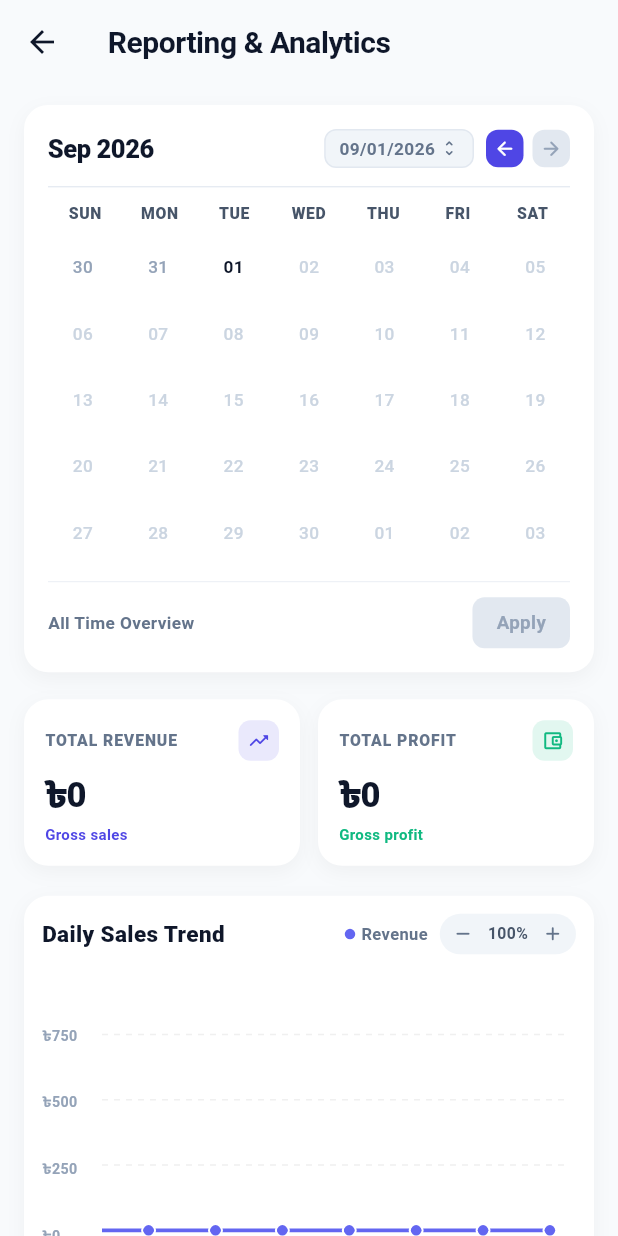
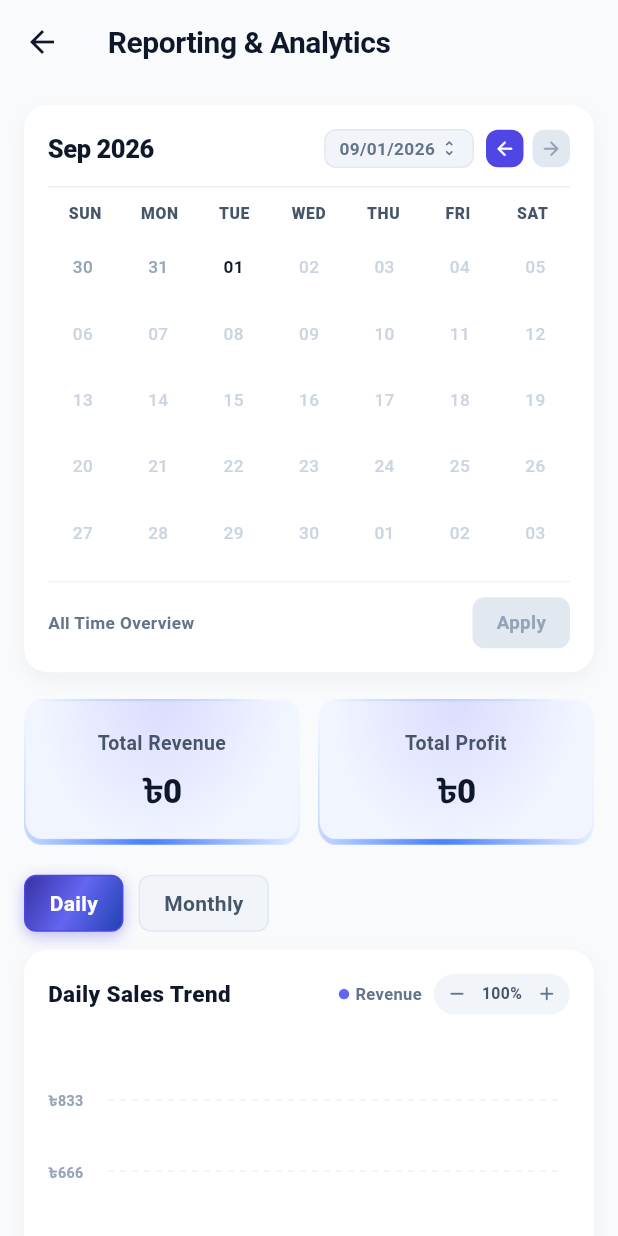
Before and after one commit to MaxJakaria/gear_track, a Flutter app: the ReportsPage screen opened directly, on a phone screen of 412 x 824 dp. Run offline on Flutter 3.47's test engine with Material 3 defaults, Android fonts, the light colour scheme and no system bars; drawn by our look-alikes of fl_chart; our stand-ins replace cloud_firestore, equatable, firebase_core, flutter_bloc, fpdart, get_it and 2 more; missing offline and left inert: mobile_scanner; accounts and stored records are empty.

Commit message:
feat(reports): enhance report analytics UI, KPI cards, charts, and error handling

```diff
--- a/lib/feature/reports/presentation/pages/reports_page.dart
+++ b/lib/feature/reports/presentation/pages/reports_page.dart
@@ -1,10 +1,10 @@
 import 'package:flutter/material.dart';
 import 'package:flutter_bloc/flutter_bloc.dart';
 import '../bloc/reports_bloc.dart';
-import '../widgets/daily_sales_trend_card.dart';
 import '../widgets/embedded_calendar_card.dart';
 import '../widgets/kpi_summary_grid.dart';
-import '../widgets/monthly_profit_chart_card.dart';
+import '../widgets/performance_trends_section.dart';
+import '../widgets/reports_error_view.dart';
 import '../widgets/sales_table_card.dart';
 
 class ReportsPage extends StatefulWidget {
@@ -33,8 +33,6 @@ class _ReportsPageState extends State<ReportsPage> {
 
   @override
   Widget build(BuildContext context) {
-    final theme = Theme.of(context);
-
     return Scaffold(
       appBar: AppBar(
         title: const Text(
@@ -49,53 +47,16 @@ class _ReportsPageState extends State<ReportsPage> {
           }
 
           if (state is ReportsError) {
-            return Center(
-              child: Padding(
-                padding: const EdgeInsets.all(24.0),
-                child: Column(
-                  mainAxisAlignment: MainAxisAlignment.center,
-                  children: [
-                    const Icon(
-                      Icons.error_outline_rounded,
-                      size: 48,
-                      color: Color(0xFFDC2626),
-                    ),
-                    const SizedBox(height: 16),
-                    Text(
-                      'Failed to load analytics',
-                      style: theme.textTheme.titleMedium?.copyWith(
-                        fontWeight: FontWeight.bold,
-                      ),
-                    ),
-                    const SizedBox(height: 8),
-                    Text(
-                      state.message,
-                      textAlign: TextAlign.center,
-                      style: theme.textTheme.bodyMedium?.copyWith(
-                        color: theme.colorScheme.onSurfaceVariant,
-                      ),
-                    ),
-                    const SizedBox(height: 16),
-                    FilledButton.icon(
-                      onPressed: () {
-                        context.read<ReportsBloc>().add(
-                          const FetchReportsEvent(),
-                        );
-                      },
-                      icon: const Icon(Icons.refresh_rounded, size: 18),
-                      label: const Text('Try Again'),
-                    ),
-                  ],
-                ),
-              ),
+            return ReportsErrorView(
+              message: state.message,
+              onRetry: () {
+                context.read<ReportsBloc>().add(const FetchReportsEvent());
+              },
             );
           }
 
           if (state is ReportsLoaded) {
-            final activePeriod = state.activePeriod;
             final report = state.report;
-            final customStart = state.customStartDate;
-            final customEnd = state.customEndDate;
 
             return RefreshIndicator(
               onRefresh: () async {
@@ -110,10 +71,10 @@ class _ReportsPageState extends State<ReportsPage> {
                 child: Column(
                   crossAxisAlignment: CrossAxisAlignment.start,
                   children: [
-                    // Section 1: Embedded Interactive Calendar (Fixed in UI)
+                    // Section 1: Embedded Interactive Calendar
                     EmbeddedCalendarCard(
-                      selectedStartDate: customStart,
-                      selectedEndDate: customEnd,
+                      selectedStartDate: state.customStartDate,
+                      selectedEndDate: state.customEndDate,
                       onDateRangeChanged: _handleDateRangeChanged,
                       isLoading: state.isUpdating,
                     ),
@@ -125,17 +86,10 @@ class _ReportsPageState extends State<ReportsPage> {
 
                     const SizedBox(height: 20),
 
-                    // Section 3: Visual Performance Trends (Horizontally Scrollable Charts)
-                    // Chart 1: Daily Revenue Trend (Full Month / Scrollable)
-                    DailySalesTrendCard(
-                      trendPoints: report.dailySalesTrend,
-                    ),
-
-                    const SizedBox(height: 14),
-
-                    // Chart 2: Monthly Sales vs Profit Comparison (12-Month / Scrollable)
-                    MonthlyProfitChartCard(
-                      monthlyData: report.monthlyProfitTrend,
+                    // Section 3: Visual Performance Trends (Daily & Monthly Chart Switcher)
+                    PerformanceTrendsSection(
+                      dailySalesTrend: report.dailySalesTrend,
+                      monthlyProfitTrend: report.monthlyProfitTrend,
                     ),
 
                     const SizedBox(height: 20),
@@ -143,9 +97,9 @@ class _ReportsPageState extends State<ReportsPage> {
                     // Section 4: Transactions Breakdown (Sales Table)
                     SalesTableCard(
                       salesRecords: report.salesRecords,
-                      period: activePeriod,
-                      startDate: customStart,
-                      endDate: customEnd,
+                      period: state.activePeriod,
+                      startDate: state.customStartDate,
+                      endDate: state.customEndDate,
                     ),
 
                     const SizedBox(height: 36),
--- a/lib/feature/reports/presentation/widgets/daily_sales_trend_card.dart
+++ b/lib/feature/reports/presentation/widgets/daily_sales_trend_card.dart
@@ -72,15 +72,15 @@ class _DailySalesTrendCardState extends State<DailySalesTrendCard> {
       spots.add(FlSpot(i.toDouble(), widget.trendPoints[i].revenue));
     }
 
-    // 2D Dimensions inside fixed 200px viewport
-    final double pointSpacing = 44.0 * _zoomScale;
+    // 2D Dimensions inside fixed 310px viewport (Reduced row gap for more visible rows & denser grid)
+    final double pointSpacing = 32.0 * _zoomScale;
     final double chartContentWidth = math.max(320.0, count * pointSpacing);
-    final double innerChartHeight = 200.0 * _zoomScale;
-    final double yInterval = (maxY / 4).clamp(1.0, double.infinity);
+    final double innerChartHeight = 310.0 * _zoomScale;
+    final double yInterval = (maxY / 6).clamp(1.0, double.infinity);
     final int zoomPercent = (_zoomScale * 100).toInt();
 
     return Container(
-      padding: const EdgeInsets.all(12.0),
+      padding: const EdgeInsets.all(16.0),
       decoration: BoxDecoration(
         color: cardBg,
         borderRadius: BorderRadius.circular(16),
@@ -211,9 +211,9 @@ class _DailySalesTrendCardState extends State<DailySalesTrendCard> {
 
           const SizedBox(height: 10),
 
-          // STRICTLY FIXED HEIGHT (200px) Card with 2D Scrollable Viewport
+          // STRICTLY FIXED HEIGHT (310px) Card with 2D Scrollable Viewport
           SizedBox(
-            height: 200,
+            height: 310,
             child: widget.trendPoints.isEmpty
                 ? const Center(child: Text('No trend data available'))
                 : SingleChildScrollView(
--- a/lib/feature/reports/presentation/widgets/kpi_metric_card.dart
+++ b/lib/feature/reports/presentation/widgets/kpi_metric_card.dart
@@ -1,95 +1,53 @@
 import 'package:flutter/material.dart';
-import 'package:gear_track/core/theme/app_colors.dart';
 
+/// Minimalist KPI Metric Card using the custom background image
 class KpiMetricCard extends StatelessWidget {
   final String label;
   final String value;
-  final Color accentColor;
-  final IconData icon;
-  final String? subtitle;
 
-  const KpiMetricCard({
-    super.key,
-    required this.label,
-    required this.value,
-    required this.accentColor,
-    required this.icon,
-    this.subtitle,
-  });
+  const KpiMetricCard({super.key, required this.label, required this.value});
 
   @override
   Widget build(BuildContext context) {
-    final isDark = Theme.of(context).brightness == Brightness.dark;
-    final cardBg = isDark ? AppColors.surfaceDark : AppColors.surfaceLight;
-
     return Container(
-      padding: const EdgeInsets.all(14),
-      decoration: BoxDecoration(
-        color: cardBg,
-        borderRadius: BorderRadius.circular(16),
-        boxShadow: [
-          BoxShadow(
-            color: Colors.black.withValues(alpha: isDark ? 0.2 : 0.04),
-            blurRadius: 10,
-            offset: const Offset(0, 4),
-          ),
-        ],
+      padding: const EdgeInsets.symmetric(vertical: 20, horizontal: 16),
+      decoration: const BoxDecoration(
+        image: DecorationImage(
+          image: AssetImage('assets/images/report_card_bg.png'),
+          fit: BoxFit.fill,
+        ),
       ),
       child: Column(
-        crossAxisAlignment: CrossAxisAlignment.start,
-        mainAxisAlignment: MainAxisAlignment.spaceBetween,
+        mainAxisSize: MainAxisSize.min,
+        crossAxisAlignment: CrossAxisAlignment.center,
         children: [
-          // Top Row: Label & Soft Icon Badge
-          Row(
-            mainAxisAlignment: MainAxisAlignment.spaceBetween,
-            children: [
-              Text(
-                label.toUpperCase(),
-                style: TextStyle(
-                  fontSize: 10.5,
-                  fontWeight: FontWeight.w800,
-                  letterSpacing: 0.6,
-                  color: isDark
-                      ? const Color(0xFF94A3B8)
-                      : const Color(0xFF64748B),
-                ),
-              ),
-              Container(
-                padding: const EdgeInsets.all(6),
-                decoration: BoxDecoration(
-                  color: accentColor.withValues(alpha: isDark ? 0.20 : 0.12),
-                  borderRadius: BorderRadius.circular(8),
-                ),
-                child: Icon(icon, size: 15, color: accentColor),
-              ),
-            ],
+          // Label
+          Text(
+            label,
+            style: const TextStyle(
+              fontSize: 13,
+              fontWeight: FontWeight.w600,
+              color: Color(0xFF475569),
+            ),
+            textAlign: TextAlign.center,
           ),
+
           const SizedBox(height: 6),
+
           // Value
           FittedBox(
             fit: BoxFit.scaleDown,
-            alignment: Alignment.centerLeft,
             child: Text(
               value,
-              style: TextStyle(
-                fontSize: 23,
-                fontWeight: FontWeight.w900,
-                color: isDark ? Colors.white : const Color(0xFF0F172A),
-                letterSpacing: -0.5,
+              style: const TextStyle(
+                fontSize: 22,
+                fontWeight: FontWeight.w800,
+                color: Color(0xFF0F172A),
+                letterSpacing: -0.4,
               ),
+              textAlign: TextAlign.center,
             ),
           ),
-          if (subtitle != null) ...[
-            const SizedBox(height: 2),
-            Text(
-              subtitle!,
-              style: TextStyle(
-                fontSize: 10,
-                fontWeight: FontWeight.w600,
-                color: accentColor,
-              ),
-            ),
-          ],
         ],
       ),
     );
--- a/lib/feature/reports/presentation/widgets/kpi_summary_grid.dart
+++ b/lib/feature/reports/presentation/widgets/kpi_summary_grid.dart
@@ -1,5 +1,5 @@
 import 'package:flutter/material.dart';
-import 'package:gear_track/core/theme/app_colors.dart';
+import 'package:intl/intl.dart';
 import '../../domain/entities/analytics_summary.dart';
 import 'kpi_metric_card.dart';
 
@@ -13,44 +13,34 @@ class KpiSummaryGrid extends StatelessWidget {
     this.currencySymbol = '৳',
   });
 
-  String _formatAmount(double amount) {
-    if (amount % 1 == 0) {
-      return '$currencySymbol${amount.toInt()}';
-    }
-    return '$currencySymbol${amount.toStringAsFixed(1)}';
+  String _formatCurrency(double amount) {
+    final formatter = NumberFormat.currency(
+      locale: 'en_IN',
+      symbol: currencySymbol,
+      decimalDigits: amount % 1 == 0 ? 0 : 1,
+    );
+    return formatter.format(amount);
   }
 
   @override
   Widget build(BuildContext context) {
-    final double marginPercent = summary.totalSales > 0
-        ? (summary.totalProfit / summary.totalSales) * 100
-        : 0.0;
-
-    final primaryColor = AppColors.primaryButton(context);
-
     return Row(
       children: [
-        // 1. Total Revenue
+        // 1. Total Revenue Card
         Expanded(
           child: KpiMetricCard(
             label: 'Total Revenue',
-            value: _formatAmount(summary.totalSales),
-            accentColor: primaryColor,
-            icon: Icons.trending_up_rounded,
-            subtitle: 'Gross sales',
+            value: _formatCurrency(summary.totalSales),
           ),
         ),
+
         const SizedBox(width: 12),
-        // 2. Total Profit
+
+        // 2. Total Profit Card
         Expanded(
           child: KpiMetricCard(
             label: 'Total Profit',
-            value: _formatAmount(summary.totalProfit),
-            accentColor: const Color(0xFF10B981), // Emerald
-            icon: Icons.account_balance_wallet_outlined,
-            subtitle: marginPercent > 0
-                ? '${marginPercent.toStringAsFixed(1)}% margin'
-                : 'Gross profit',
+            value: _formatCurrency(summary.totalProfit),
           ),
         ),
       ],
--- /dev/null
+++ b/lib/feature/reports/presentation/widgets/performance_trends_section.dart
@@ -0,0 +1,160 @@
+import 'package:flutter/material.dart';
+import 'package:gear_track/core/theme/app_colors.dart';
+import '../../domain/entities/daily_sales_point.dart';
+import '../../domain/entities/monthly_profit_point.dart';
+import 'daily_sales_trend_card.dart';
+import 'monthly_profit_chart_card.dart';
+
+enum ReportChartTab { daily, monthly }
+
+/// Interactive Performance Trends Section that contains Daily and Monthly toggle buttons
+/// styled consistently with the project's primary gradient and color palette,
+/// seamlessly switching between DailySalesTrendCard and MonthlyProfitChartCard.
+class PerformanceTrendsSection extends StatefulWidget {
+  final List<DailySalesPoint> dailySalesTrend;
+  final List<MonthlyProfitPoint> monthlyProfitTrend;
+  final String currencySymbol;
+
+  const PerformanceTrendsSection({
+    super.key,
+    required this.dailySalesTrend,
+    required this.monthlyProfitTrend,
+    this.currencySymbol = '৳',
+  });
+
+  @override
+  State<PerformanceTrendsSection> createState() =>
+      _PerformanceTrendsSectionState();
+}
+
+class _PerformanceTrendsSectionState extends State<PerformanceTrendsSection> {
+  ReportChartTab _selectedChartTab = ReportChartTab.daily;
+
+  Widget _buildChartTabButton({
+    required BuildContext context,
+    required String label,
+    required bool isSelected,
+    required VoidCallback onTap,
+    required bool isDark,
+  }) {
+    final gradient = AppColors.primaryGradient(context);
+    final primaryColor = AppColors.primaryButton(context);
+
+    final unselectedBg = isDark
+        ? AppColors.surfaceContainerDark
+        : AppColors.surfaceContainerLight;
+    final unselectedBorder = isDark
+        ? AppColors.borderDark
+        : AppColors.borderLight;
+    final unselectedTextColor = isDark
+        ? const Color(0xFF94A3B8)
+        : const Color(0xFF475569);
+
+    return Material(
+      color: Colors.transparent,
+      child: InkWell(
+        onTap: onTap,
+        borderRadius: BorderRadius.circular(6),
+        child: AnimatedContainer(
+          duration: const Duration(milliseconds: 200),
+          curve: Curves.easeInOut,
+          padding: const EdgeInsets.symmetric(horizontal: 16, vertical: 8),
+          decoration: BoxDecoration(
+            borderRadius: BorderRadius.circular(8),
+            gradient: isSelected ? gradient : null,
+            color: isSelected ? null : unselectedBg,
+            border: isSelected
+                ? Border.all(color: primaryColor)
+                : Border.all(color: unselectedBorder),
+            boxShadow: isSelected
+                ? [
+                    BoxShadow(
+                      color: primaryColor.withValues(alpha: 0.35),
+                      blurRadius: 8,
+                      offset: const Offset(0, 3),
+                    ),
+                  ]
+                : null,
+          ),
+          child: Center(
+            child: Text(
+              label,
+              style: TextStyle(
+                fontSize: 14,
+                fontWeight: isSelected ? FontWeight.w700 : FontWeight.w600,
+                color: isSelected
+                    ? AppColors.buttonForeground
+                    : unselectedTextColor,
+              ),
+            ),
+          ),
+        ),
+      ),
+    );
+  }
+
+  Widget _buildChartTypeSelector(BuildContext context, bool isDark) {
+    return Row(
+      mainAxisSize: MainAxisSize.min,
+      children: [
+        _buildChartTabButton(
+          context: context,
+          label: 'Daily',
+          isSelected: _selectedChartTab == ReportChartTab.daily,
+          onTap: () {
+            if (_selectedChartTab != ReportChartTab.daily) {
+              setState(() {
+                _selectedChartTab = ReportChartTab.daily;
+              });
+            }
+          },
+          isDark: isDark,
+        ),
+        const SizedBox(width: 10),
+        _buildChartTabButton(
+          context: context,
+          label: 'Monthly',
+          isSelected: _selectedChartTab == ReportChartTab.monthly,
+          onTap: () {
+            if (_selectedChartTab != ReportChartTab.monthly) {
+              setState(() {
+                _selectedChartTab = ReportChartTab.monthly;
+              });
+            }
+          },
+          isDark: isDark,
+        ),
+      ],
+    );
+  }
+
+  @override
+  Widget build(BuildContext context) {
+    final isDark = Theme.of(context).brightness == Brightness.dark;
+
+    return Column(
+      crossAxisAlignment: CrossAxisAlignment.start,
+      children: [
+        _buildChartTypeSelector(context, isDark),
+        const SizedBox(height: 12),
+        AnimatedSwitcher(
+          duration: const Duration(milliseconds: 250),
+          transitionBuilder: (child, animation) {
+            return FadeTransition(opacity: animation, child: child);
+          },
+          child: _selectedChartTab == ReportChartTab.daily
+              ? DailySalesTrendCard(
+                  key: const ValueKey('daily_sales_chart'),
+                  trendPoints: widget.dailySalesTrend,
+                  currencySymbol: widget.currencySymbol,
+                )
+              : MonthlyProfitChartCard(
+                  key: const ValueKey('monthly_profit_chart'),
+                  monthlyData: widget.monthlyProfitTrend,
+                  currencySymbol: widget.currencySymbol,
+                ),
+        ),
+      ],
+    );
+  }
+}
```
Also changed, not shown: lib/feature/reports/data/repository/reports_repository_impl.dart (+6 -5 lines), lib/feature/reports/presentation/widgets/monthly_profit_chart_card.dart (+26 -17 lines), lib/feature/reports/presentation/widgets/reports_error_view.dart (added, +55 -0 lines), lib/feature/reports/presentation/widgets/sales_table_card.dart (+27 -45 lines), assets/images/report_card_bg.png (added).
